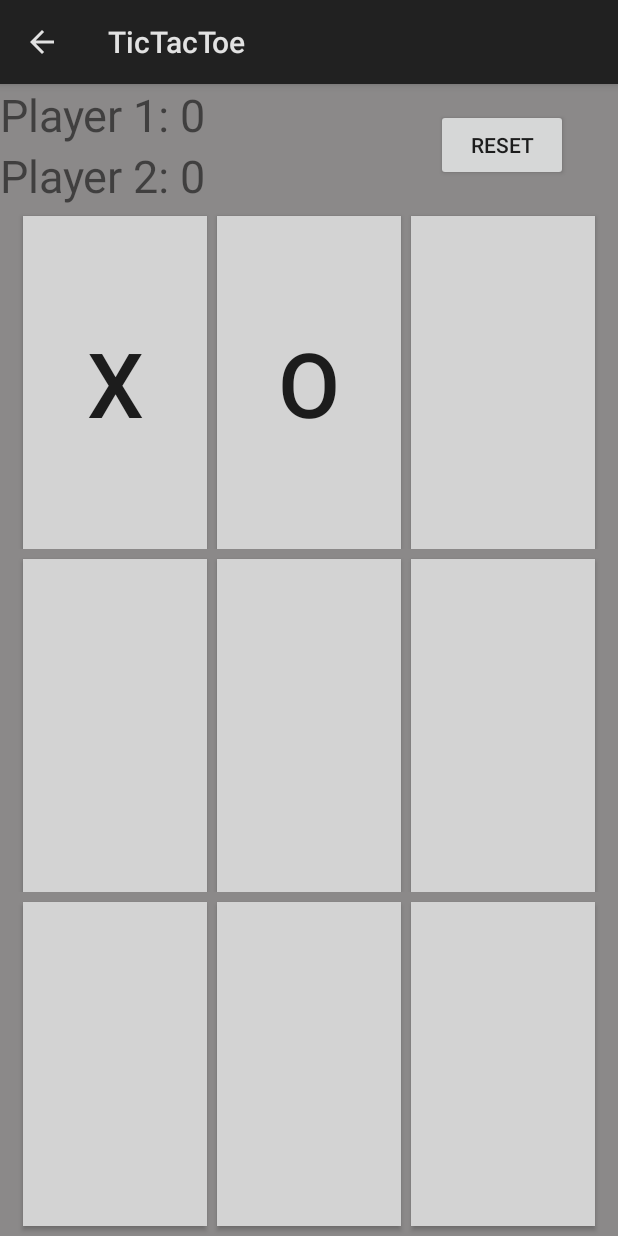
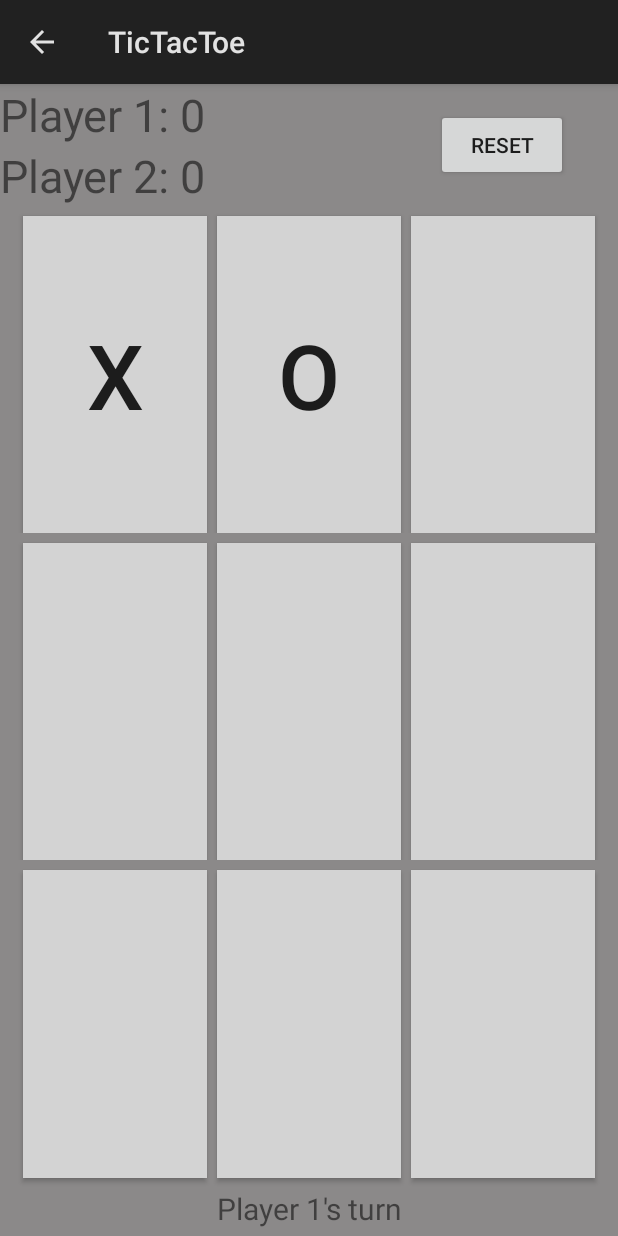
Before and after one commit to Darrenhal/GameHub, an Android app: the TicTacToeActivity screen opened directly, with no data from a screen before it, after a tap on an icon or button, on a phone screen of 412 x 824 dp. Run offline under Robolectric (Android 15) with nearby library versions, the phone set to English and light mode, and no system bars; 3 other taps on this screen came first.

Commit message:
TicTacToe added current turn TextView

```diff
--- a/app/src/main/java/com/gamehub/TicTacToe/TicTacToe_Engine.java
+++ b/app/src/main/java/com/gamehub/TicTacToe/TicTacToe_Engine.java
@@ -35,7 +35,7 @@ public class TicTacToe_Engine extends View  {
 
     private Button possbileWinButton;
 
-    private TextView textViewPlayer1, textViewPlayer2;
+    private TextView textViewPlayer1, textViewPlayer2, turn;
 
     private SoundPool spButton;
     private int tictactoebutton, tictactoepossiblewin1, tictactoepossiblewin2, tictactoewin1, tictactoewin2;
@@ -70,6 +70,8 @@ public class TicTacToe_Engine extends View  {
         wait = false;
 
         checkForPossibleWinCounter = 0;
+
+
 
         field = new String[3][3];
         for (int i = 0; i < 3; i++) {
@@ -114,6 +116,8 @@ public class TicTacToe_Engine extends View  {
 
 
     public void buttonClick(View v) {
+        turn = activity.findViewById(R.id.turn);
+
         if(!possibleWin) {
             spButton.play(tictactoebutton, 1, 1, 0, 0, 1);
 
@@ -163,6 +167,11 @@ public class TicTacToe_Engine extends View  {
             if(possbileWinButton != null && !wait) {
                 markPossibleWin();
             }
+        }
+        if (player1Turn) {
+            turn.setText("Player 1's turn");
+        } else {
+            turn.setText("Player 2's turn");
         }
 
     }
@@ -330,8 +339,6 @@ public class TicTacToe_Engine extends View  {
 
         textViewPlayer1.setText("Player 1: " + player1Points);
         textViewPlayer2.setText("Player 2: " + player2Points);
-
-
     }
 
     private void resetBoard() {
@@ -361,6 +368,8 @@ public class TicTacToe_Engine extends View  {
         player1Points = 0;
         player2Points = 0;
         player1Turn = true;
+        turn = activity.findViewById(R.id.turn);
+        turn.setText("Player 1's turn");
 
 
         updatePointsText();
--- a/app/src/main/res/layout/activity_tic_tac_toe.xml
+++ b/app/src/main/res/layout/activity_tic_tac_toe.xml
@@ -194,4 +194,15 @@
 
     </LinearLayout>
 
+    <TextView
+        android:id="@+id/turn"
+        android:layout_width="match_parent"
+        android:layout_height="wrap_content"
+        android:layout_below="@+id/text_view_p1"
+        android:text="Player 1's turn"
+        android:textSize="20sp"
+        android:gravity="center_horizontal"
+        android:layout_marginBottom="2pt"
+        />
+
 </LinearLayout>
```
